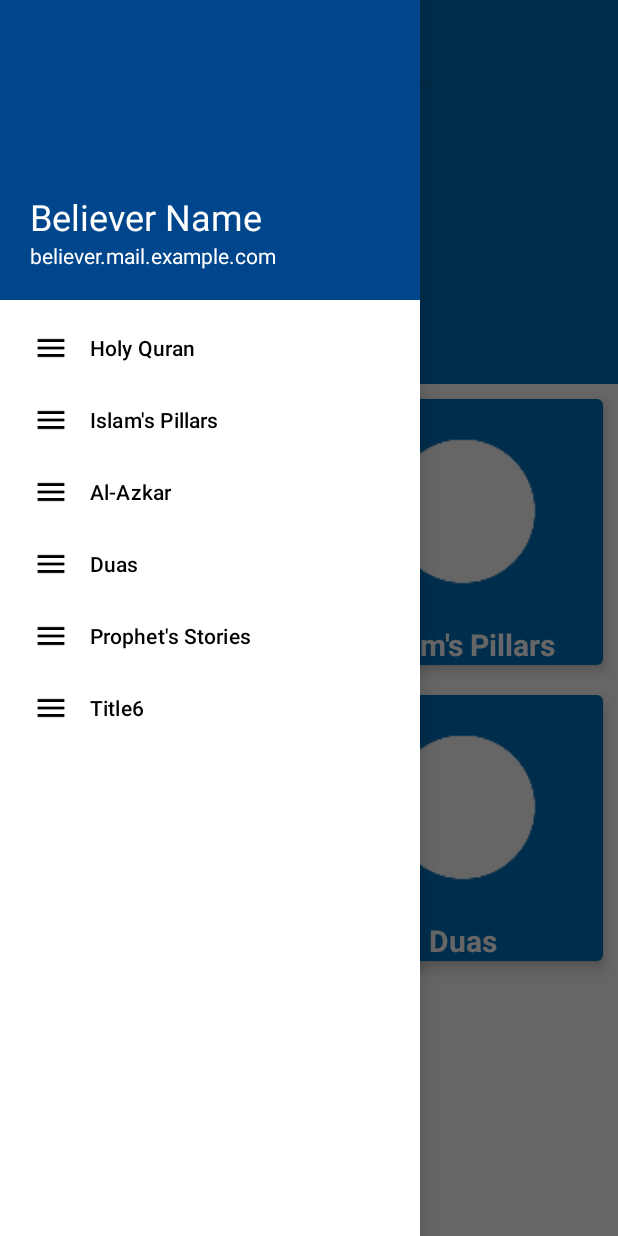
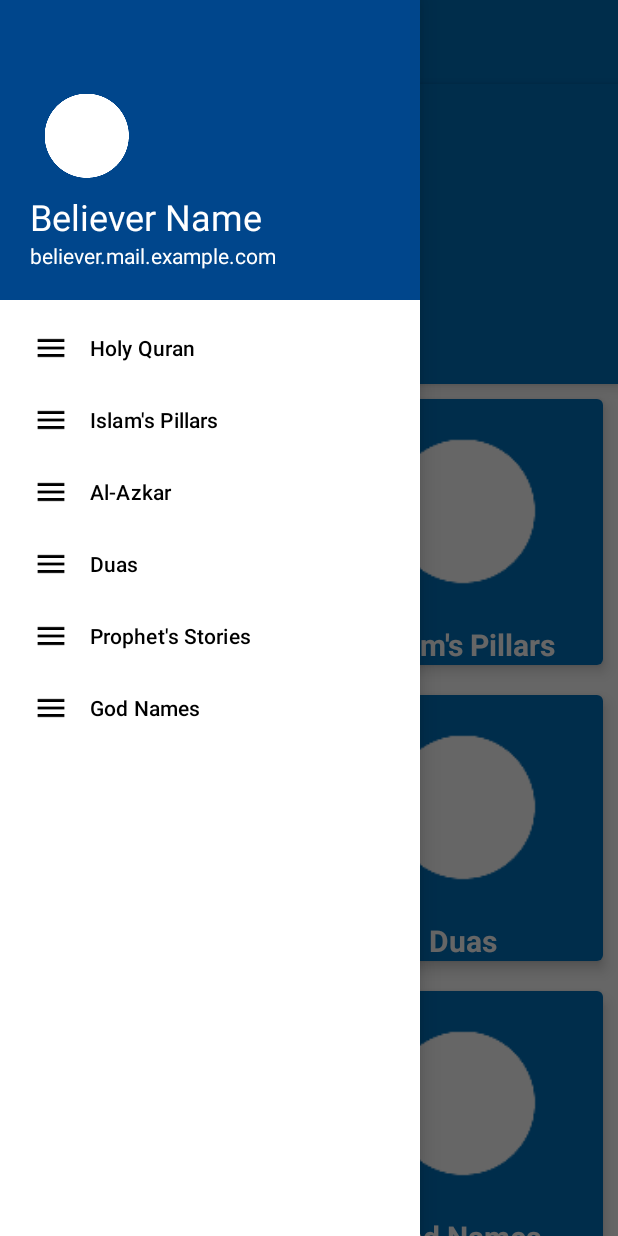
Before and after one commit to SeifElDeenTarek/Young-Believer0, an Android app: the screen it shows after launch (HomeActivity), with the side drawer open, on a phone screen of 412 x 824 dp. Run offline under Robolectric (Android 15) with nearby library versions, the phone set to English and light mode, and no system bars.

Commit message:
AsmaaAllahScreen(Toolbar-NavDrawer-NavView)

```diff
--- a/app/src/main/AndroidManifest.xml
+++ b/app/src/main/AndroidManifest.xml
@@ -9,7 +9,8 @@
         android:roundIcon="@mipmap/ic_launcher_round"
         android:supportsRtl="true"
         android:theme="@style/Theme.YoungBeliever">
-        <activity android:name=".ui.QuranActivity"></activity>
+        <activity android:name=".ui.AsmaaAllah"></activity>
+        <activity android:name=".ui.QuranActivity" />
         <activity android:name=".ui.HomeActivity">
             <intent-filter>
                 <action android:name="android.intent.action.MAIN" />
--- a/app/src/main/java/com/example/youngbeliever/pojo/HomeModel.java
+++ b/app/src/main/java/com/example/youngbeliever/pojo/HomeModel.java
@@ -3,9 +3,9 @@ package com.example.youngbeliever.pojo;
 public class HomeModel
 {
     int sectionImage;
-    String sectionName;
+    int sectionName;
 
-    public HomeModel(int sectionImage, String sectionName)
+    public HomeModel(int sectionImage, int sectionName)
     {
         this.sectionImage = sectionImage;
         this.sectionName = sectionName;
@@ -21,12 +21,12 @@ public class HomeModel
         this.sectionImage = sectionImage;
     }
 
-    public String getSectionName()
+    public int getSectionName()
     {
         return sectionName;
     }
 
-    public void setSectionName(String sectionName)
+    public void setSectionName(int sectionName)
     {
         this.sectionName = sectionName;
     }
--- a/app/src/main/java/com/example/youngbeliever/ui/HomeActivity.java
+++ b/app/src/main/java/com/example/youngbeliever/ui/HomeActivity.java
@@ -27,7 +27,7 @@ import java.util.ArrayList;
 public class HomeActivity extends AppCompatActivity implements NavigationView.OnNavigationItemSelectedListener
 {
     HomeViewModel homeViewModel;
-    Toolbar toolbar;
+    Toolbar mainToolbar;
     DrawerLayout mainDrawer;
     NavigationView mainNavigation;
     RecyclerView homeRecycler;
@@ -38,7 +38,7 @@ public class HomeActivity extends AppCompatActivity implements NavigationView.On
         super.onCreate(savedInstanceState);
         setContentView(R.layout.home_activity);
 
-        toolbar = findViewById(R.id.main_toolbar);
+        mainToolbar = findViewById(R.id.home_toolbar);
         mainDrawer = findViewById(R.id.home_drawer_layout);
         mainNavigation = findViewById(R.id.home_navigation_view);
         homeRecycler = findViewById(R.id.home_recycler);
@@ -46,7 +46,7 @@ public class HomeActivity extends AppCompatActivity implements NavigationView.On
         homeViewModel = new ViewModelProvider(this).get(HomeViewModel.class);
 
         //Add ActionBar
-        setSupportActionBar(toolbar);
+        setSupportActionBar(mainToolbar);
 
         //Bring the NavigationView Forward
         mainNavigation.bringToFront();
@@ -55,7 +55,7 @@ public class HomeActivity extends AppCompatActivity implements NavigationView.On
         ActionBarDrawerToggle actionBarDrawerToggle = new ActionBarDrawerToggle(
                 this,
                 mainDrawer,
-                toolbar,
+                mainToolbar,
                 R.string.openNavigationDrawer,
                 R.string.closeNavigationDrawer
         );
@@ -84,8 +84,12 @@ public class HomeActivity extends AppCompatActivity implements NavigationView.On
                         Intent intent;
                         switch (homeModel.getSectionName())
                         {
-                            case "Holy Quran":
+                            case R.string.holy_quran:
                                 intent = new Intent(getApplicationContext(), QuranActivity.class);
+                                startActivity(intent);
+                                break;
+                            case R.string.god_names:
+                                intent = new Intent(getApplicationContext(), AsmaaAllah.class);
                                 startActivity(intent);
                                 break;
                         }
@@ -123,7 +127,10 @@ public class HomeActivity extends AppCompatActivity implements NavigationView.On
                 intent = new Intent(this, QuranActivity.class);
                 startActivity(intent);
                 break;
-
+            case R.id.god_names:
+                intent = new Intent(this, AsmaaAllah.class);
+                startActivity(intent);
+                break;
             default:
                 return true;
         }
--- a/app/src/main/java/com/example/youngbeliever/ui/HomeViewModel.java
+++ b/app/src/main/java/com/example/youngbeliever/ui/HomeViewModel.java
@@ -21,11 +21,12 @@ public class HomeViewModel extends ViewModel
     private ArrayList<HomeModel> getSectionFromDataBase()
     {
         ArrayList<HomeModel> sectionList = new ArrayList<>();
-        sectionList.add(new HomeModel(R.drawable.color_white, "Holy Quran"));
-        sectionList.add(new HomeModel(R.drawable.color_white, "Islam's Pillars"));
-        sectionList.add(new HomeModel(R.drawable.color_white, "Al-Azkar"));
-        sectionList.add(new HomeModel(R.drawable.color_white, "Duas"));
-        sectionList.add(new HomeModel(R.drawable.color_white, "Prophet's Stories"));
+        sectionList.add(new HomeModel(R.drawable.color_white, R.string.holy_quran));
+        sectionList.add(new HomeModel(R.drawable.color_white, R.string.islam_pillars));
+        sectionList.add(new HomeModel(R.drawable.color_white, R.string.al_azkar));
+        sectionList.add(new HomeModel(R.drawable.color_white, R.string.duas));
+        sectionList.add(new HomeModel(R.drawable.color_white, R.string.prophets_stories));
+        sectionList.add(new HomeModel(R.drawable.color_white, R.string.god_names));
         return sectionList;
     }
 }
--- a/app/src/main/res/layout/home_activity.xml
+++ b/app/src/main/res/layout/home_activity.xml
@@ -1,5 +1,4 @@
 <?xml version="1.0" encoding="utf-8"?>
-
 <androidx.drawerlayout.widget.DrawerLayout
     xmlns:android="http://schemas.android.com/apk/res/android"
     xmlns:app="http://schemas.android.com/apk/res-auto"
@@ -24,16 +23,17 @@
 
         <include
             layout="@layout/main_toolbar"
-            android:id="@+id/main_toolbar"/>
+            android:id="@+id/home_toolbar"/>
 
         <LinearLayout
             android:layout_width="match_parent"
             android:layout_height="200dp"
-            android:layout_below="@id/main_toolbar"
+            android:layout_below="@id/home_toolbar"
             android:id="@+id/anchor"
             android:orientation="horizontal"
             android:padding="10dp"
-            android:background="@color/primary_blue">
+            android:background="@color/primary_blue"
+            android:elevation="@dimen/card_elevation">
 
             <TextView
                 android:padding="10dp"
--- a/app/src/main/res/layout/main_navigation_header.xml
+++ b/app/src/main/res/layout/main_navigation_header.xml
@@ -10,7 +10,9 @@
 
     <ImageView
         android:layout_width="75dp"
-        android:layout_height="75dp"/>
+        android:layout_height="75dp"
+        android:src="@drawable/color_white"
+        android:scaleType="center"/>
 
     <TextView
         android:layout_width="match_parent"
--- a/app/src/main/res/layout/main_toolbar.xml
+++ b/app/src/main/res/layout/main_toolbar.xml
@@ -6,5 +6,5 @@
     xmlns:app="http://schemas.android.com/apk/res-auto"
     android:background="@color/primary_blue"
     android:elevation="@dimen/toolbar_elevation"
-    app:navigationIcon="@drawable/outline_menu_white_36"
+    app:navigationIcon="@drawable/outline_menu_white_48"
     android:theme="@style/ThemeOverlay.AppCompat.Dark"/>
--- a/app/src/main/res/menu/main_navigation_menu.xml
+++ b/app/src/main/res/menu/main_navigation_menu.xml
@@ -22,8 +22,8 @@
             android:icon="@drawable/outline_menu_white_36"
             android:title="@string/prophets_stories"/>
         <item
-            android:id="@+id/title6"
+            android:id="@+id/god_names"
             android:icon="@drawable/outline_menu_white_36"
-            android:title="Title6"/>
+            android:title="@string/god_names"/>
     </group>
 </menu>
--- a/app/src/main/res/values/strings.xml
+++ b/app/src/main/res/values/strings.xml
@@ -10,4 +10,5 @@
 
     <string name="openNavigationDrawer">Open Navigation Drawer</string>
     <string name="closeNavigationDrawer">Close Navigation Drawer</string>
+    <string name="god_names">God Names</string>
 </resources>
```
Also changed, not shown: app/src/main/java/com/example/youngbeliever/pojo/AsmaaAllahModel.java (added, +21 -0 lines), app/src/main/java/com/example/youngbeliever/ui/AsmaaAllah.java (added, +88 -0 lines), app/src/main/res/layout/asmaa_allah_activity.xml (added, +36 -0 lines), app/src/main/res/layout/asmaa_allah_item.xml (added, +21 -0 lines).
